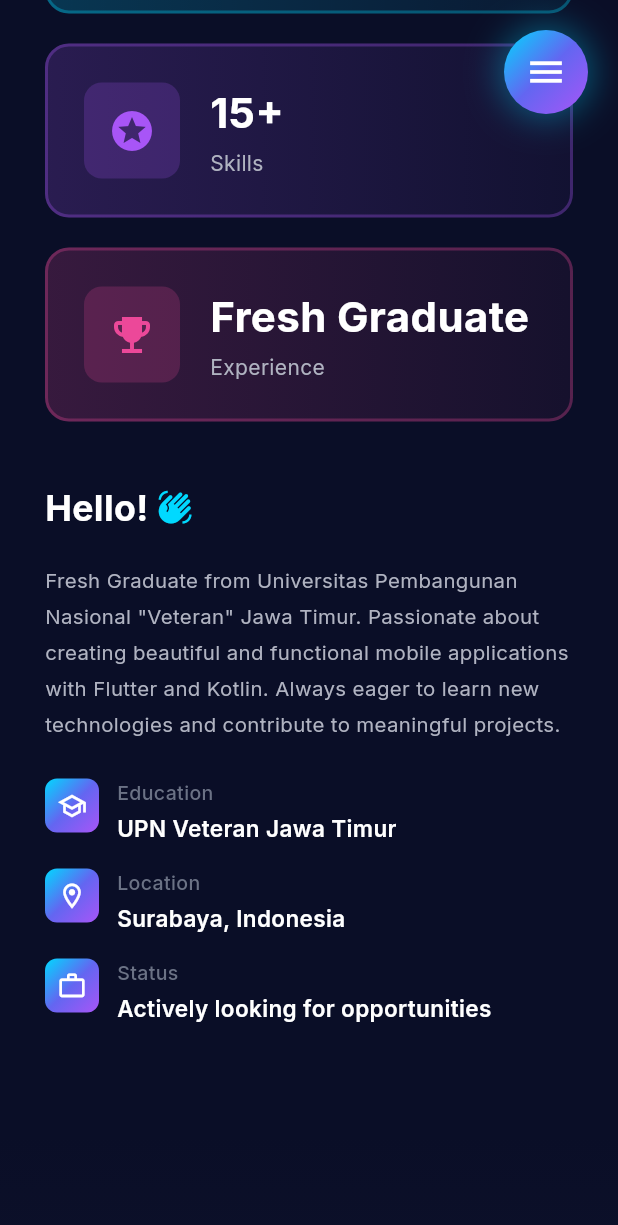
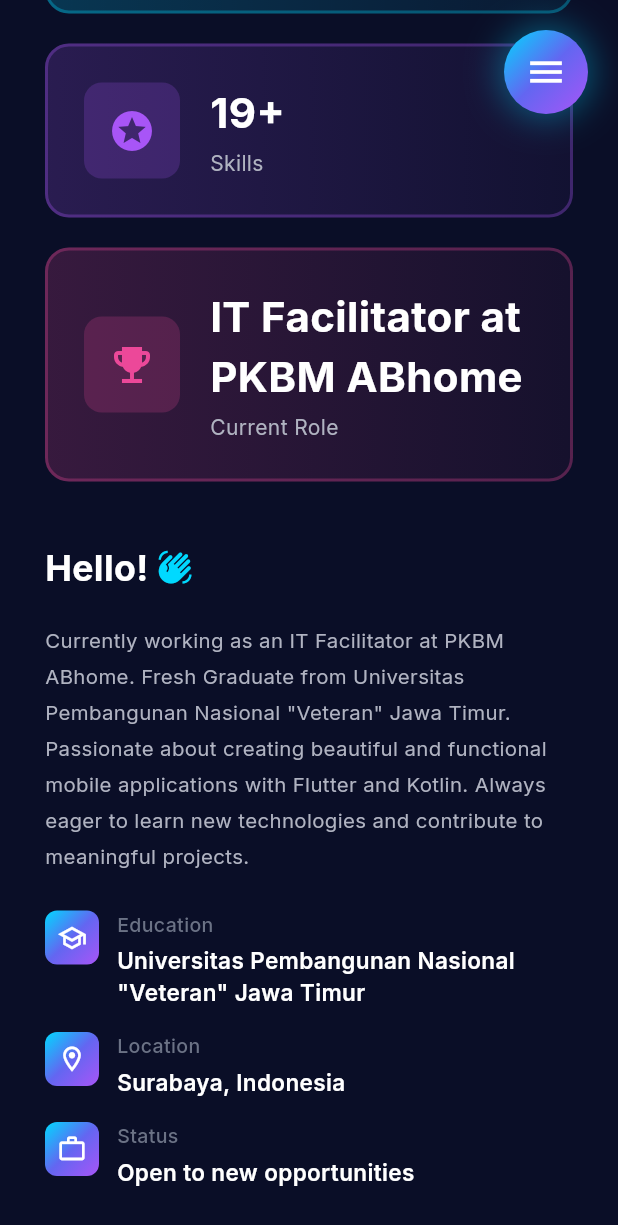
Before and after one commit to dimasrizqii/My-Portfolio, a Flutter app: the screen it shows after launch, scrolled down 1152 dp, on a phone screen of 412 x 824 dp. Shown: the top 1225 px of the screen. Run offline on Flutter 3.47's test engine with Material 3 defaults, Android fonts, the phone set to English and light mode, and no system bars; our stand-ins replace animated_text_kit, font_awesome_flutter, google_fonts.

Commit message:
Skills Update

```diff
--- a/lib/data/portfolio_data.dart
+++ b/lib/data/portfolio_data.dart
@@ -8,13 +8,15 @@
   static const String subtitle = "Flutter & Kotlin Enthusiast";
 
   static const String bio =
+      "Currently working as an IT Facilitator at PKBM ABhome. "
       "Fresh Graduate from Universitas Pembangunan Nasional \"Veteran\" Jawa Timur. "
       "Passionate about creating beautiful and functional mobile applications with Flutter and Kotlin. "
       "Always eager to learn new technologies and contribute to meaningful projects.";
 
   static const String location = "Surabaya, Indonesia";
-  static const String education = "UPN Veteran Jawa Timur";
-  static const String status = "Actively looking for opportunities";
+  static const String education =
+      "Universitas Pembangunan Nasional \"Veteran\" Jawa Timur";
+  static const String status = "Open to new opportunities";
 
   // Contact Info
   static const String email = "dimas7rizqi@gmail.com"; // Update with real email
@@ -24,8 +26,8 @@
 
   // Quick Stats
   static const int projectsCount = 36;
-  static const int skillsCount = 15;
-  static const String experience = "Fresh Graduate";
+  static const int skillsCount = 19;
+  static const String experience = "IT Facilitator at PKBM ABhome";
 
   // Typing Animation Texts
   static const List<String> typingTexts = [
@@ -50,23 +52,26 @@
     Skill(name: "Kotlin", icon: FontAwesomeIcons.laptop, category: "Mobile"),
     Skill(name: "Android", icon: FontAwesomeIcons.android, category: "Mobile"),
     // Frontend
-    Skill(
-      name: "HTML/CSS",
-      icon: FontAwesomeIcons.paintbrush,
-      category: "Frontend",
-    ),
+    Skill(name: "HTML/CSS", icon: FontAwesomeIcons.html5, category: "Frontend"),
     Skill(name: "JavaScript", icon: FontAwesomeIcons.js, category: "Frontend"),
     // Tools & Others
     Skill(name: "Git", icon: FontAwesomeIcons.gitAlt, category: "Tools"),
     Skill(name: "GitHub", icon: FontAwesomeIcons.github, category: "Tools"),
     Skill(name: "Postman", icon: FontAwesomeIcons.rocket, category: "Tools"),
+    Skill(name: "Figma", icon: FontAwesomeIcons.figma, category: "Tools"),
+    Skill(name: "AI Agent", icon: FontAwesomeIcons.robot, category: "Tools"),
     Skill(name: "Firebase", icon: FontAwesomeIcons.fire, category: "Backend"),
     Skill(name: "REST API", icon: FontAwesomeIcons.server, category: "Backend"),
+    Skill(
+      name: "Laravel",
+      icon: FontAwesomeIcons.database,
+      category: "Backend",
+    ),
     // Soft Skills
     Skill(
       name: "UI Implementation",
       icon: FontAwesomeIcons.palette,
-      category: "Design",
+      category: "Soft Skills",
     ),
     Skill(
       name: "Problem Solving",
@@ -76,6 +81,11 @@
     Skill(
       name: "Team Work",
       icon: FontAwesomeIcons.peopleGroup,
+      category: "Soft Skills",
+    ),
+    Skill(
+      name: "Communications",
+      icon: FontAwesomeIcons.message,
       category: "Soft Skills",
     ),
   ];
--- a/lib/sections/about_section.dart
+++ b/lib/sections/about_section.dart
@@ -212,7 +212,7 @@
           context,
           icon: Icons.emoji_events,
           value: PortfolioData.experience,
-          label: "Experience",
+          label: "Current Role",
           gradient: LinearGradient(
             colors: [
               AppColors.accentPink.withOpacity(0.2),
```
